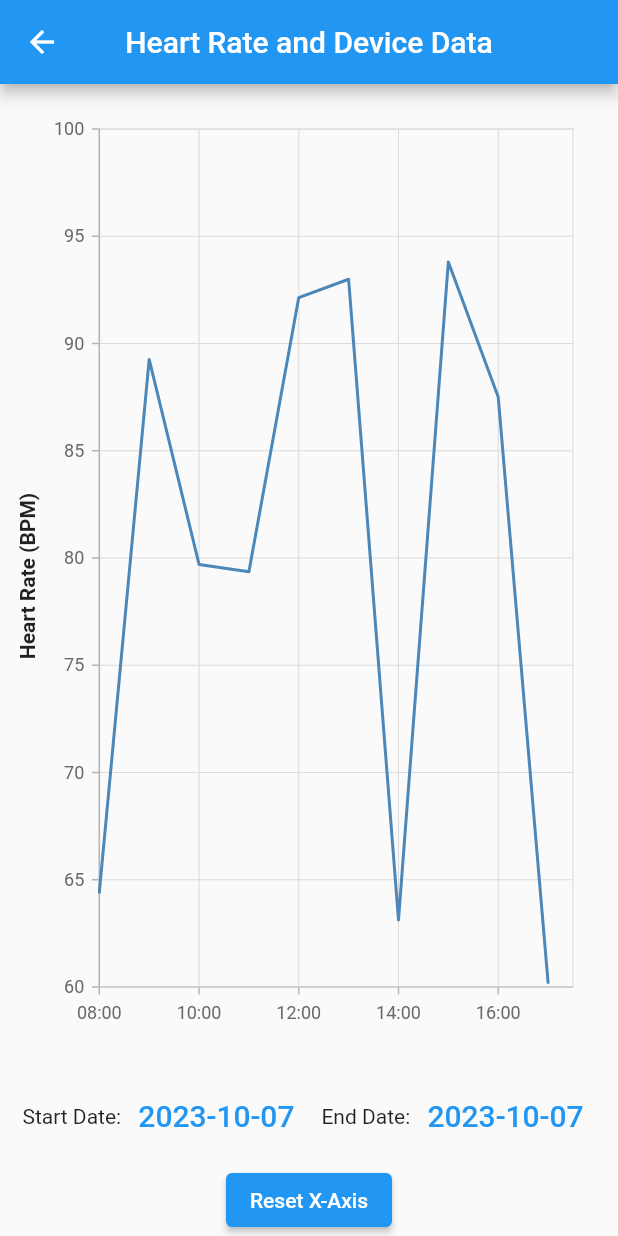
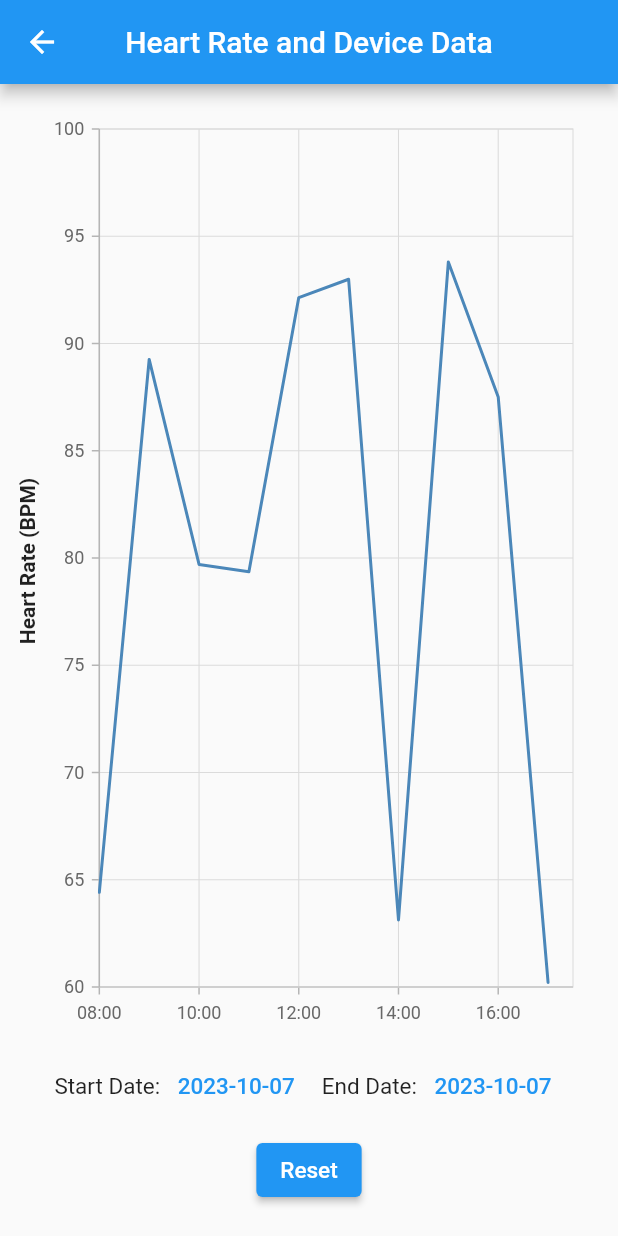
Before and after one commit to TylerHight/Que-App, a Flutter app: the DataScreen screen opened directly, on a phone screen of 412 x 824 dp. Run offline on Flutter 3.47's test engine with Material 2 defaults, Android fonts, the phone set to English and light mode, and no system bars; our stand-ins replace syncfusion_flutter_charts.

Commit message:
tidied data screen

```diff
--- a/lib/main_screens/data_screen/data_screen.dart
+++ b/lib/main_screens/data_screen/data_screen.dart
@@ -17,9 +17,17 @@ class _DataScreenState extends State<DataScreen> {
   DateTime selectedStartDate = DateTime(DateTime.now().year, DateTime.now().month, DateTime.now().day, 8, 0, 0);
   DateTime selectedEndDate = DateTime(DateTime.now().year, DateTime.now().month, DateTime.now().day, 17, 30, 0);
 
-  // Store the original x-axis values for resetting
   DateTime originalStartDate = DateTime(DateTime.now().year, DateTime.now().month, DateTime.now().day, 8, 0, 0);
   DateTime originalEndDate = DateTime(DateTime.now().year, DateTime.now().month, DateTime.now().day, 17, 30, 0);
+
+  final TextStyle textStyle = TextStyle(fontSize: 15);
+
+  void resetXAxis() {
+    setState(() {
+      selectedStartDate = originalStartDate;
+      selectedEndDate = originalEndDate;
+    });
+  }
 
   @override
   Widget build(BuildContext context) {
@@ -28,13 +36,6 @@ class _DataScreenState extends State<DataScreen> {
 
     minY = (minY / 5).floor() * 5;
     maxY = ((maxY + 4) / 5).ceil() * 5;
-
-    void resetXAxis() {
-      setState(() {
-        selectedStartDate = originalStartDate;
-        selectedEndDate = originalEndDate;
-      });
-    }
 
     return Scaffold(
       appBar: AppBar(
@@ -61,7 +62,7 @@ class _DataScreenState extends State<DataScreen> {
                   ),
                   Expanded(
                     child: Container(
-                      padding: EdgeInsets.only(left: 0, right: 20, top: 20, bottom: 20),
+                      padding: EdgeInsets.only(left: 0, right: 20, top: 20, bottom: 0),
                       child: SfCartesianChart(
                         primaryXAxis: DateTimeAxis(
                           minimum: selectedStartDate,
@@ -91,7 +92,7 @@ class _DataScreenState extends State<DataScreen> {
             child: Row(
               mainAxisAlignment: MainAxisAlignment.center,
               children: [
-                Text('Start Date: '),
+                Text('Start Date: ', style: textStyle),
                 TextButton(
                   onPressed: () {
                     showDatePicker(
@@ -109,11 +110,11 @@ class _DataScreenState extends State<DataScreen> {
                   },
                   child: Text(
                     "${selectedStartDate.toLocal()}".split(' ')[0],
-                    style: TextStyle(fontSize: 20),
+                    style: textStyle,
                   ),
                 ),
                 SizedBox(width: 10),
-                Text('End Date: '),
+                Text('End Date: ', style: textStyle),
                 TextButton(
                   onPressed: () {
                     showDatePicker(
@@ -131,16 +132,19 @@ class _DataScreenState extends State<DataScreen> {
                   },
                   child: Text(
                     "${selectedEndDate.toLocal()}".split(' ')[0],
-                    style: TextStyle(fontSize: 20),
+                    style: textStyle,
                   ),
                 ),
               ],
             ),
           ),
-          // Add a Reset button
-          ElevatedButton(
-            onPressed: resetXAxis,
-            child: Text('Reset X-Axis'),
+          // Add padding below the Reset button
+          Padding(
+            padding: const EdgeInsets.only(bottom: 20),
+            child: ElevatedButton(
+              onPressed: resetXAxis,
+              child: Text('Reset', style: textStyle),
+            ),
           ),
         ],
       ),
```
